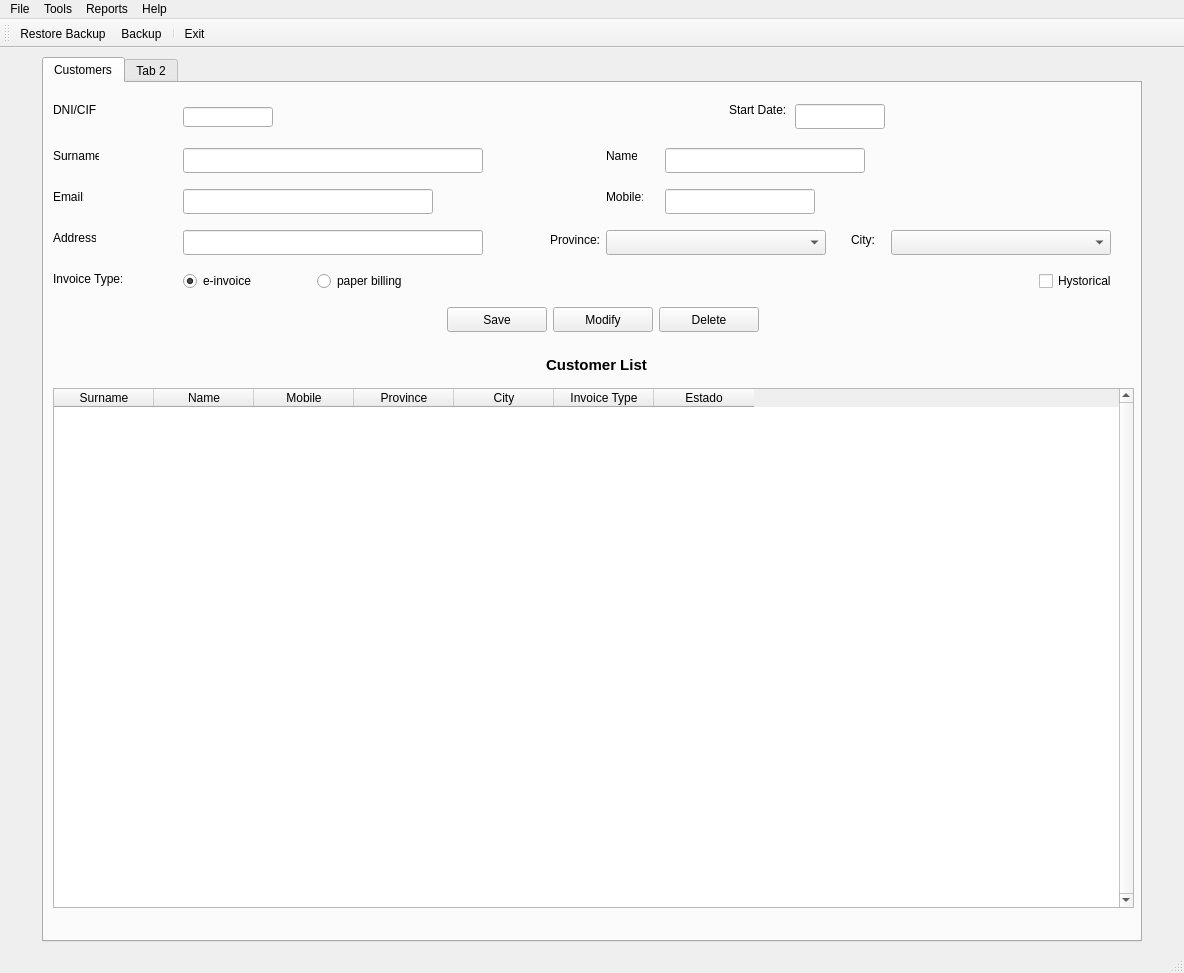
Above: templates/window.ui from WDJohanWD/DesktopApp before the change. Below: the same form after it.
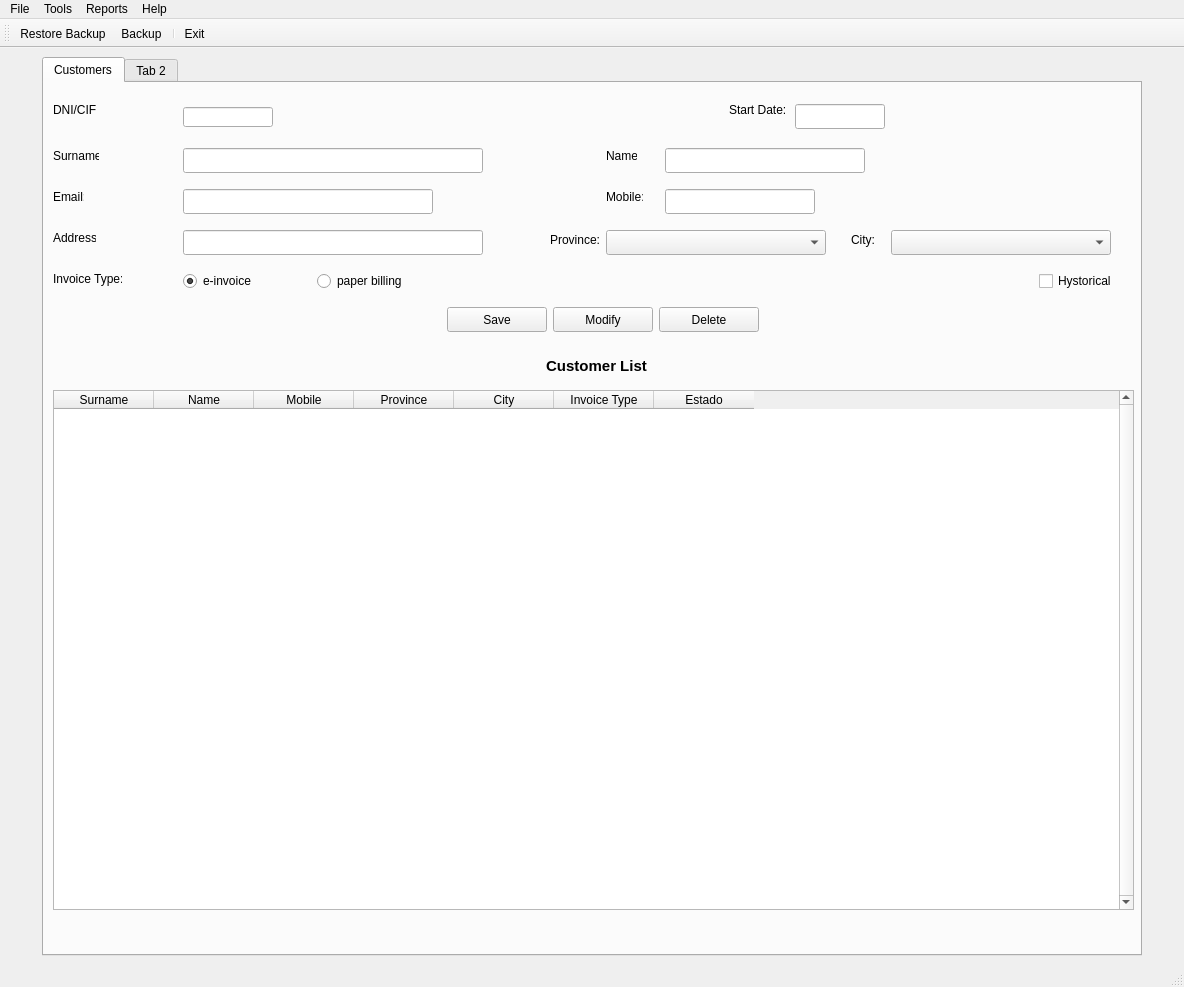
That is the form after the change. Icons and pictures are not drawn.

```diff
--- a/templates/window.ui
+++ b/templates/window.ui
@@ -7,7 +7,7 @@
     <x>0</x>
     <y>0</y>
     <width>1184</width>
-    <height>973</height>
+    <height>987</height>
    </rect>
   </property>
   <property name="windowTitle">
@@ -680,7 +680,7 @@
           <x>9</x>
           <y>265</y>
           <width>1081</width>
-          <height>564</height>
+          <height>566</height>
          </rect>
         </property>
         <layout class="QFormLayout" name="formLayout">
```
Left out of the diff: 8 changed lines with no effect on the pictures.
